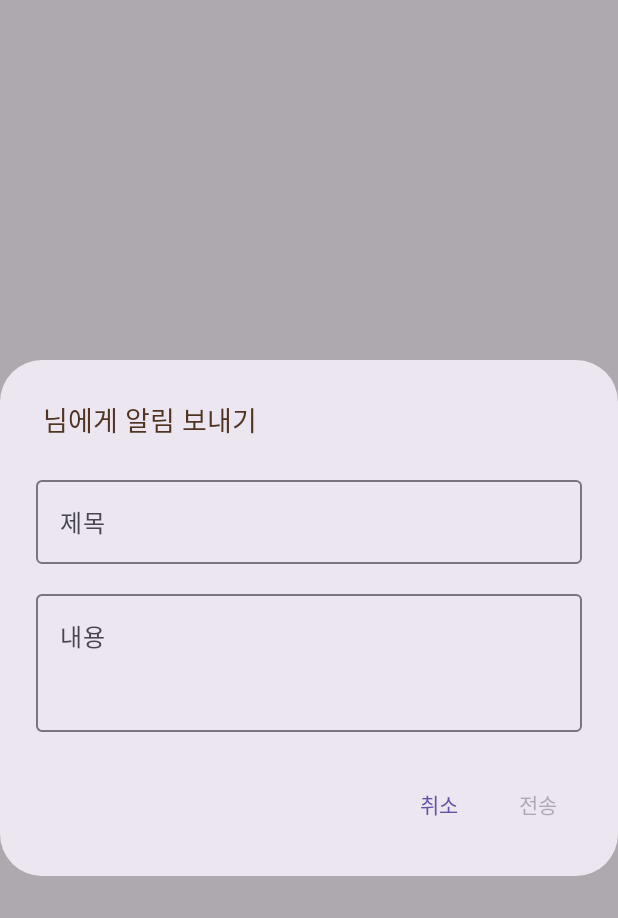
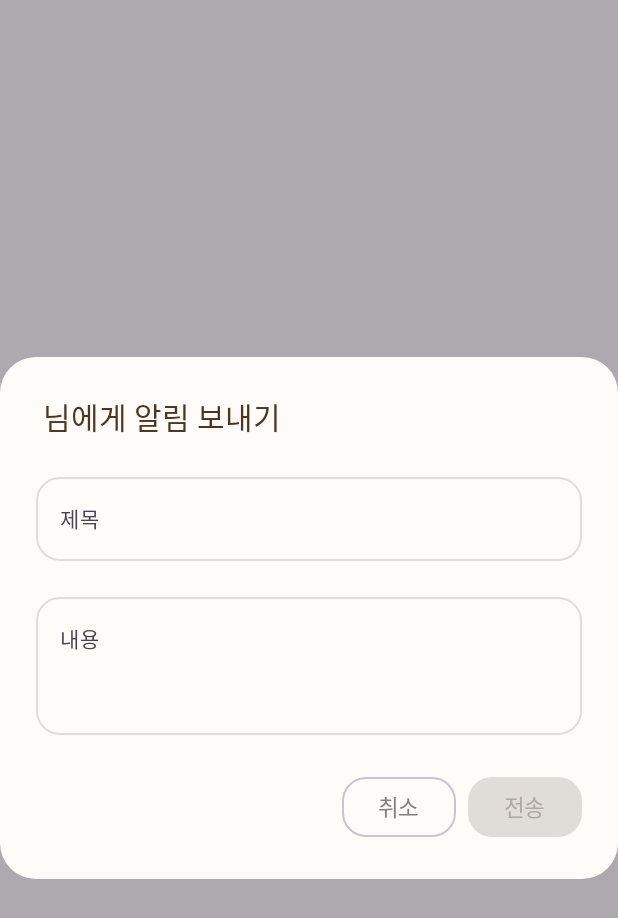
Before and after one commit to Spinichi/Hand, an Android app built with Jetpack Compose: the composable SendNotificationDialog called with empty values, on a phone screen of 412 x 824 dp. Shown: the top 918 px of the screen. Run offline under Robolectric (Android 15) with nearby library versions, the phone set to English and light mode, and no system bars; Roboto replaces fonts that are not available here.

Commit message:
style: 모달창 디자인 변경

```diff
--- a/frontend/app/src/main/java/com/hand/hand/ui/admin/dialog/SendNotificationDialog.kt
+++ b/frontend/app/src/main/java/com/hand/hand/ui/admin/dialog/SendNotificationDialog.kt
@@ -1,9 +1,11 @@
 package com.hand.hand.ui.admin.dialog
 
 import androidx.compose.foundation.layout.*
+import androidx.compose.foundation.shape.RoundedCornerShape
 import androidx.compose.material3.*
 import androidx.compose.runtime.*
 import androidx.compose.ui.Modifier
+import androidx.compose.ui.graphics.Color
 import androidx.compose.ui.text.font.FontWeight
 import androidx.compose.ui.unit.dp
 import androidx.compose.ui.unit.sp
@@ -21,56 +23,100 @@ fun SendNotificationDialog(
 
     AlertDialog(
         onDismissRequest = onDismiss,
+        shape = RoundedCornerShape(24.dp),
+        containerColor = Color(0xFFFFFBF8),
+        tonalElevation = 8.dp,
         title = {
             Text(
                 text = "$memberName 님에게 알림 보내기",
-                fontSize = 18.sp,
+                fontSize = 20.sp,
                 fontWeight = FontWeight.Bold,
                 fontFamily = BrandFontFamily,
                 color = Brown80
             )
         },
         text = {
-            Column(verticalArrangement = Arrangement.spacedBy(12.dp)) {
+            Column(verticalArrangement = Arrangement.spacedBy(16.dp)) {
                 OutlinedTextField(
                     value = title,
                     onValueChange = { title = it },
-                    label = { Text("제목", fontFamily = BrandFontFamily) },
+                    label = {
+                        Text(
+                            "제목",
+                            fontFamily = BrandFontFamily,
+                            fontSize = 14.sp
+                        )
+                    },
                     singleLine = true,
-                    modifier = Modifier.fillMaxWidth()
+                    modifier = Modifier.fillMaxWidth(),
+                    shape = RoundedCornerShape(16.dp),
+                    colors = OutlinedTextFieldDefaults.colors(
+                        focusedBorderColor = Color(0xFFEF8834),
+                        unfocusedBorderColor = Color(0xFFE0DDD9),
+                        focusedLabelColor = Color(0xFFEF8834),
+                        cursorColor = Color(0xFFEF8834)
+                    )
                 )
                 OutlinedTextField(
                     value = body,
                     onValueChange = { body = it },
-                    label = { Text("내용", fontFamily = BrandFontFamily) },
+                    label = {
+                        Text(
+                            "내용",
+                            fontFamily = BrandFontFamily,
+                            fontSize = 14.sp
+                        )
+                    },
                     minLines = 3,
                     maxLines = 5,
-                    modifier = Modifier.fillMaxWidth()
+                    modifier = Modifier.fillMaxWidth(),
+                    shape = RoundedCornerShape(16.dp),
+                    colors = OutlinedTextFieldDefaults.colors(
+                        focusedBorderColor = Color(0xFFEF8834),
+                        unfocusedBorderColor = Color(0xFFE0DDD9),
+                        focusedLabelColor = Color(0xFFEF8834),
+                        cursorColor = Color(0xFFEF8834)
+                    )
                 )
             }
         },
         confirmButton = {
-            TextButton(
+            Button(
                 onClick = {
                     if (title.isNotBlank() && body.isNotBlank()) {
                         onSend(title, body)
                     }
                 },
-                enabled = title.isNotBlank() && body.isNotBlank()
+                enabled = title.isNotBlank() && body.isNotBlank(),
+                shape = RoundedCornerShape(16.dp),
+                colors = ButtonDefaults.buttonColors(
+                    containerColor = Color(0xFFEF8834),
+                    disabledContainerColor = Color(0xFFE0DDD9),
+                    contentColor = Color.White,
+                    disabledContentColor = Color(0xFFB0A8A4)
+                )
             ) {
                 Text(
                     "전송",
                     fontFamily = BrandFontFamily,
-                    fontWeight = FontWeight.Bold
+                    fontWeight = FontWeight.Bold,
+                    fontSize = 15.sp
                 )
             }
         },
         dismissButton = {
-            TextButton(onClick = onDismiss) {
+            OutlinedButton(
+                onClick = onDismiss,
+                shape = RoundedCornerShape(16.dp),
+                colors = ButtonDefaults.outlinedButtonColors(
+                    contentColor = Color(0xFF867E7A)
+                )
+            ) {
                 Text(
                     "취소",
                     fontFamily = BrandFontFamily,
-                    fontWeight = FontWeight.Medium
+                    fontWeight = FontWeight.Medium,
+                    fontSize = 15.sp
                 )
             }
         }
```
